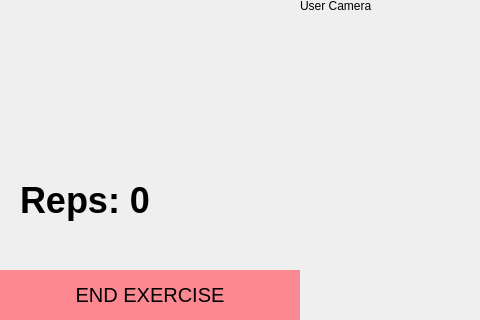
The window that copyclare/ui/exercise.ui (MotionInput/Team14-CopyClare) describes before a commit, drawn with Qt 5; both pictures show x 0 to 480 and y 308 to 628 of the 900 by 628 pixel window.
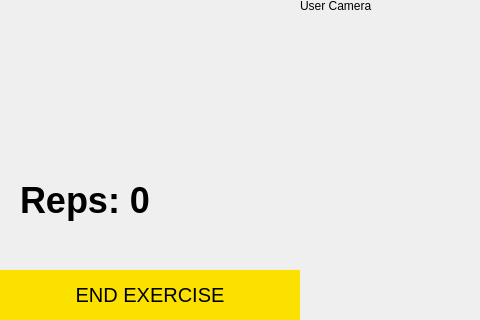
The same window after the commit.

```diff
--- a/copyclare/ui/exercise.ui
+++ b/copyclare/ui/exercise.ui
@@ -223,7 +223,7 @@
         <property name="styleSheet">
          <string notr="true">QPushButton {
 	border: none;
-	background-color: #fc8892;
+	background-color: #FAE100;
 	color: rgb(0,0,0);
 	height: 50;
 }
```
Left out of the diff: 4 changed lines with no effect on the pictures.
